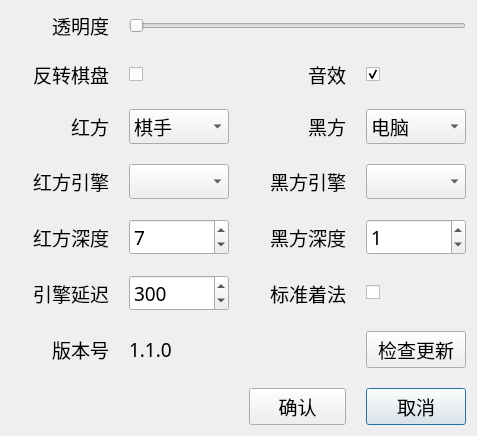
Old version of the form src/ui/settings.ui in the repository StevenBaby/chess.
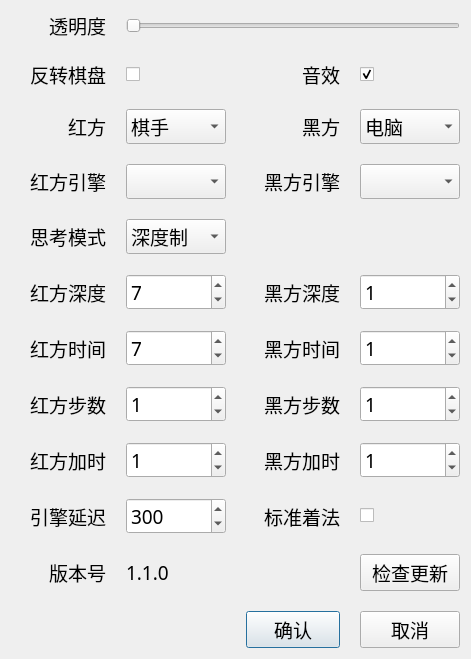
New version of the form.

Commit message: 添加时间设置

What changed in the file:
```diff
--- a/src/ui/settings.ui
+++ b/src/ui/settings.ui
@@ -6,8 +6,8 @@
    <rect>
     <x>0</x>
     <y>0</y>
-    <width>477</width>
-    <height>398</height>
+    <width>471</width>
+    <height>598</height>
    </rect>
   </property>
   <property name="windowTitle">
@@ -19,8 +19,40 @@
      <property name="spacing">
       <number>20</number>
      </property>
+     <item row="1" column="2">
+      <widget class="QLabel" name="label_6">
+       <property name="font">
+        <font>
+         <family>DengXian</family>
+         <pointsize>14</pointsize>
+        </font>
+       </property>
+       <property name="text">
+        <string>音效</string>
+       </property>
+       <property name="alignment">
+        <set>Qt::AlignRight|Qt::AlignTrailing|Qt::AlignVCenter</set>
+       </property>
+      </widget>
+     </item>
+     <item row="3" column="0">
+      <widget class="QLabel" name="label_11">
+       <property name="font">
+        <font>
+         <family>DengXian</family>
+         <pointsize>14</pointsize>
+        </font>
+       </property>
+       <property name="text">
+        <string>红方引擎</string>
+       </property>
+       <property name="alignment">
+        <set>Qt::AlignRight|Qt::AlignTrailing|Qt::AlignVCenter</set>
+       </property>
+      </widget>
+     </item>
      <item row="6" column="0">
-      <widget class="QLabel" name="label_5">
+      <widget class="QLabel" name="label_13">
        <property name="font">
         <font>
          <family>DengXian</family>
@@ -28,39 +60,13 @@
         </font>
        </property>
        <property name="text">
-        <string>版本号</string>
+        <string>红方时间</string>
        </property>
        <property name="alignment">
         <set>Qt::AlignRight|Qt::AlignTrailing|Qt::AlignVCenter</set>
        </property>
       </widget>
      </item>
-     <item row="5" column="3">
-      <widget class="QCheckBox" name="standard_method">
-       <property name="text">
-        <string/>
-       </property>
-       <property name="checked">
-        <bool>false</bool>
-       </property>
-      </widget>
-     </item>
-     <item row="4" column="1">
-      <widget class="QSpinBox" name="red_depth">
-       <property name="font">
-        <font>
-         <family>DengXian</family>
-         <pointsize>14</pointsize>
-        </font>
-       </property>
-       <property name="maximum">
-        <number>10</number>
-       </property>
-       <property name="value">
-        <number>7</number>
-       </property>
-      </widget>
-     </item>
      <item row="2" column="0">
       <widget class="QLabel" name="label_3">
        <property name="font">
@@ -77,21 +83,8 @@
        </property>
       </widget>
      </item>
-     <item row="7" column="3">
-      <widget class="QPushButton" name="cancel">
-       <property name="font">
-        <font>
-         <family>DengXian</family>
-         <pointsize>14</pointsize>
-        </font>
-       </property>
-       <property name="text">
-        <string>取消</string>
-       </property>
-      </widget>
-     </item>
-     <item row="4" column="3">
-      <widget class="QSpinBox" name="black_depth">
+     <item row="5" column="1">
+      <widget class="QSpinBox" name="red_depth">
        <property name="font">
         <font>
          <family>DengXian</family>
@@ -102,11 +95,76 @@
         <number>10</number>
        </property>
        <property name="value">
+        <number>7</number>
+       </property>
+      </widget>
+     </item>
+     <item row="8" column="1">
+      <widget class="QSpinBox" name="red_increment">
+       <property name="font">
+        <font>
+         <family>DengXian</family>
+         <pointsize>14</pointsize>
+        </font>
+       </property>
+       <property name="maximum">
+        <number>10000</number>
+       </property>
+       <property name="value">
         <number>1</number>
        </property>
       </widget>
      </item>
-     <item row="7" column="2">
+     <item row="1" column="3">
+      <widget class="QCheckBox" name="audio">
+       <property name="text">
+        <string/>
+       </property>
+       <property name="checked">
+        <bool>true</bool>
+       </property>
+      </widget>
+     </item>
+     <item row="10" column="1">
+      <widget class="QLabel" name="version">
+       <property name="font">
+        <font>
+         <family>DengXian</family>
+         <pointsize>14</pointsize>
+        </font>
+       </property>
+       <property name="text">
+        <string>1.1.0</string>
+       </property>
+       <property name="alignment">
+        <set>Qt::AlignLeading|Qt::AlignLeft|Qt::AlignVCenter</set>
+       </property>
+      </widget>
+     </item>
+     <item row="8" column="2">
+      <widget class="QLabel" name="label_18">
+       <property name="font">
+        <font>
+         <family>DengXian</family>
+         <pointsize>14</pointsize>
+        </font>
+       </property>
+       <property name="text">
+        <string>黑方加时</string>
+       </property>
+       <property name="alignment">
+        <set>Qt::AlignRight|Qt::AlignTrailing|Qt::AlignVCenter</set>
+       </property>
+      </widget>
+     </item>
+     <item row="1" column="1">
+      <widget class="QCheckBox" name="reverse">
+       <property name="text">
+        <string/>
+       </property>
+      </widget>
+     </item>
+     <item row="11" column="2">
       <widget class="QPushButton" name="ok">
        <property name="font">
         <font>
@@ -119,7 +177,104 @@
        </property>
       </widget>
      </item>
-     <item row="6" column="3">
+     <item row="8" column="3">
+      <widget class="QSpinBox" name="black_increment">
+       <property name="font">
+        <font>
+         <family>DengXian</family>
+         <pointsize>14</pointsize>
+        </font>
+       </property>
+       <property name="maximum">
+        <number>10000</number>
+       </property>
+       <property name="value">
+        <number>1</number>
+       </property>
+      </widget>
+     </item>
+     <item row="8" column="0">
+      <widget class="QLabel" name="label_17">
+       <property name="font">
+        <font>
+         <family>DengXian</family>
+         <pointsize>14</pointsize>
+        </font>
+       </property>
+       <property name="text">
+        <string>红方加时</string>
+       </property>
+       <property name="alignment">
+        <set>Qt::AlignRight|Qt::AlignTrailing|Qt::AlignVCenter</set>
+       </property>
+      </widget>
+     </item>
+     <item row="2" column="1">
+      <widget class="QComboBox" name="redside">
+       <property name="font">
+        <font>
+         <family>DengXian</family>
+         <pointsize>14</pointsize>
+        </font>
+       </property>
+       <item>
+        <property name="text">
+         <string>棋手</string>
+        </property>
+       </item>
+       <item>
+        <property name="text">
+         <string>电脑</string>
+        </property>
+       </item>
+      </widget>
+     </item>
+     <item row="9" column="2">
+      <widget class="QLabel" name="label_10">
+       <property name="font">
+        <font>
+         <family>DengXian</family>
+         <pointsize>14</pointsize>
+        </font>
+       </property>
+       <property name="text">
+        <string>标准着法</string>
+       </property>
+       <property name="alignment">
+        <set>Qt::AlignRight|Qt::AlignTrailing|Qt::AlignVCenter</set>
+       </property>
+      </widget>
+     </item>
+     <item row="11" column="3">
+      <widget class="QPushButton" name="cancel">
+       <property name="font">
+        <font>
+         <family>DengXian</family>
+         <pointsize>14</pointsize>
+        </font>
+       </property>
+       <property name="text">
+        <string>取消</string>
+       </property>
+      </widget>
+     </item>
+     <item row="5" column="2">
+      <widget class="QLabel" name="label_9">
+       <property name="font">
+        <font>
+         <family>DengXian</family>
+         <pointsize>14</pointsize>
+        </font>
+       </property>
+       <property name="text">
+        <string>黑方深度</string>
+       </property>
+       <property name="alignment">
+        <set>Qt::AlignRight|Qt::AlignTrailing|Qt::AlignVCenter</set>
+       </property>
+      </widget>
+     </item>
+     <item row="10" column="3">
       <widget class="QPushButton" name="checkupdate">
        <property name="font">
         <font>
@@ -132,22 +287,6 @@
        </property>
       </widget>
      </item>
-     <item row="5" column="1">
-      <widget class="QSpinBox" name="delay">
-       <property name="font">
-        <font>
-         <family>DengXian</family>
-         <pointsize>14</pointsize>
-        </font>
-       </property>
-       <property name="maximum">
-        <number>5000</number>
-       </property>
-       <property name="value">
-        <number>300</number>
-       </property>
-      </widget>
-     </item>
      <item row="2" column="2">
       <widget class="QLabel" name="label_4">
        <property name="font">
@@ -164,65 +303,6 @@
        </property>
       </widget>
      </item>
-     <item row="1" column="1">
-      <widget class="QCheckBox" name="reverse">
-       <property name="text">
-        <string/>
-       </property>
-      </widget>
-     </item>
-     <item row="6" column="1">
-      <widget class="QLabel" name="version">
-       <property name="font">
-        <font>
-         <family>DengXian</family>
-         <pointsize>14</pointsize>
-        </font>
-       </property>
-       <property name="text">
-        <string>1.1.0</string>
-       </property>
-       <property name="alignment">
-        <set>Qt::AlignLeading|Qt::AlignLeft|Qt::AlignVCenter</set>
-       </property>
-      </widget>
-     </item>
-     <item row="2" column="3">
-      <widget class="QComboBox" name="blackside">
-       <property name="font">
-        <font>
-         <family>DengXian</family>
-         <pointsize>14</pointsize>
-        </font>
-       </property>
-       <item>
-        <property name="text">
-         <string>电脑</string>
-        </property>
-       </item>
-       <item>
-        <property name="text">
-         <string>棋手</string>
-        </property>
-       </item>
-      </widget>
-     </item>
-     <item row="4" column="2">
-      <widget class="QLabel" name="label_9">
-       <property name="font">
-        <font>
-         <family>DengXian</family>
-         <pointsize>14</pointsize>
-        </font>
-       </property>
-       <property name="text">
-        <string>黑方深度</string>
-       </property>
-       <property name="alignment">
-        <set>Qt::AlignRight|Qt::AlignTrailing|Qt::AlignVCenter</set>
-       </property>
-      </widget>
-     </item>
      <item row="0" column="1" colspan="3">
       <widget class="QSlider" name="transprancy">
        <property name="font">
@@ -248,69 +328,33 @@
        </property>
       </widget>
      </item>
-     <item row="2" column="1">
-      <widget class="QComboBox" name="redside">
+     <item row="3" column="1">
+      <widget class="QComboBox" name="red_engine">
        <property name="font">
         <font>
          <family>DengXian</family>
          <pointsize>14</pointsize>
         </font>
        </property>
-       <item>
-        <property name="text">
-         <string>棋手</string>
-        </property>
-       </item>
-       <item>
-        <property name="text">
-         <string>电脑</string>
-        </property>
-       </item>
       </widget>
      </item>
-     <item row="5" column="2">
-      <widget class="QLabel" name="label_10">
+     <item row="7" column="1">
+      <widget class="QSpinBox" name="red_steps">
        <property name="font">
         <font>
          <family>DengXian</family>
          <pointsize>14</pointsize>
         </font>
        </property>
-       <property name="text">
-        <string>标准着法</string>
+       <property name="maximum">
+        <number>100000</number>
        </property>
-       <property name="alignment">
-        <set>Qt::AlignRight|Qt::AlignTrailing|Qt::AlignVCenter</set>
+       <property name="value">
+        <number>1</number>
        </property>
       </widget>
      </item>
-     <item row="1" column="0">
-      <widget class="QLabel" name="label_2">
-       <property name="font">
-        <font>
-         <family>DengXian</family>
-         <pointsize>14</pointsize>
-        </font>
-       </property>
-       <property name="text">
-        <string>反转棋盘</string>
-       </property>
-       <property name="alignment">
-        <set>Qt::AlignRight|Qt::AlignTrailing|Qt::AlignVCenter</set>
-       </property>
-      </widget>
-     </item>
-     <item row="1" column="3">
-      <widget class="QCheckBox" name="audio">
-       <property name="text">
-        <string/>
-       </property>
-       <property name="checked">
-        <bool>true</bool>
-       </property>
-      </widget>
-     </item>
-     <item row="4" column="0">
+     <item row="5" column="0">
       <widget class="QLabel" name="label_8">
        <property name="font">
         <font>
@@ -326,7 +370,81 @@
        </property>
       </widget>
      </item>
-     <item row="5" column="0">
+     <item row="3" column="3">
+      <widget class="QComboBox" name="black_engine">
+       <property name="font">
+        <font>
+         <family>DengXian</family>
+         <pointsize>14</pointsize>
+        </font>
+       </property>
+      </widget>
+     </item>
+     <item row="6" column="3">
+      <widget class="QSpinBox" name="black_time">
+       <property name="font">
+        <font>
+         <family>DengXian</family>
+         <pointsize>14</pointsize>
+        </font>
+       </property>
+       <property name="maximum">
+        <number>100000</number>
+       </property>
+       <property name="value">
+        <number>1</number>
+       </property>
+      </widget>
+     </item>
+     <item row="6" column="2">
+      <widget class="QLabel" name="label_14">
+       <property name="font">
+        <font>
+         <family>DengXian</family>
+         <pointsize>14</pointsize>
+        </font>
+       </property>
+       <property name="text">
+        <string>黑方时间</string>
+       </property>
+       <property name="alignment">
+        <set>Qt::AlignRight|Qt::AlignTrailing|Qt::AlignVCenter</set>
+       </property>
+      </widget>
+     </item>
+     <item row="7" column="0">
+      <widget class="QLabel" name="label_15">
+       <property name="font">
+        <font>
+         <family>DengXian</family>
+         <pointsize>14</pointsize>
+        </font>
+       </property>
+       <property name="text">
+        <string>红方步数</string>
+       </property>
+       <property name="alignment">
+        <set>Qt::AlignRight|Qt::AlignTrailing|Qt::AlignVCenter</set>
+       </property>
+      </widget>
+     </item>
+     <item row="9" column="1">
+      <widget class="QSpinBox" name="delay">
+       <property name="font">
+        <font>
+         <family>DengXian</family>
+         <pointsize>14</pointsize>
+        </font>
+       </property>
+       <property name="maximum">
+        <number>5000</number>
+       </property>
+       <property name="value">
+        <number>300</number>
+       </property>
+      </widget>
+     </item>
+     <item row="9" column="0">
       <widget class="QLabel" name="label_7">
        <property name="font">
         <font>
@@ -342,8 +460,8 @@
        </property>
       </widget>
      </item>
-     <item row="1" column="2">
-      <widget class="QLabel" name="label_6">
+     <item row="10" column="0">
+      <widget class="QLabel" name="label_5">
        <property name="font">
         <font>
          <family>DengXian</family>
@@ -351,7 +469,7 @@
         </font>
        </property>
        <property name="text">
-        <string>音效</string>
+        <string>版本号</string>
        </property>
        <property name="alignment">
         <set>Qt::AlignRight|Qt::AlignTrailing|Qt::AlignVCenter</set>
@@ -374,8 +492,44 @@
        </property>
       </widget>
      </item>
-     <item row="3" column="0">
-      <widget class="QLabel" name="label_11">
+     <item row="2" column="3">
+      <widget class="QComboBox" name="blackside">
+       <property name="font">
+        <font>
+         <family>DengXian</family>
+         <pointsize>14</pointsize>
+        </font>
+       </property>
+       <item>
+        <property name="text">
+         <string>电脑</string>
+        </property>
+       </item>
+       <item>
+        <property name="text">
+         <string>棋手</string>
+        </property>
+       </item>
+      </widget>
+     </item>
+     <item row="7" column="3">
+      <widget class="QSpinBox" name="black_steps">
+       <property name="font">
+        <font>
+         <family>DengXian</family>
+         <pointsize>14</pointsize>
+        </font>
+       </property>
+       <property name="maximum">
+        <number>100000</number>
+       </property>
+       <property name="value">
+        <number>1</number>
+       </property>
+      </widget>
+     </item>
+     <item row="1" column="0">
+      <widget class="QLabel" name="label_2">
        <property name="font">
         <font>
          <family>DengXian</family>
@@ -383,13 +537,55 @@
         </font>
        </property>
        <property name="text">
-        <string>红方引擎</string>
+        <string>反转棋盘</string>
        </property>
        <property name="alignment">
         <set>Qt::AlignRight|Qt::AlignTrailing|Qt::AlignVCenter</set>
        </property>
       </widget>
      </item>
+     <item row="6" column="1">
+      <widget class="QSpinBox" name="red_time">
+       <property name="font">
+        <font>
+         <family>DengXian</family>
+         <pointsize>14</pointsize>
+        </font>
+       </property>
+       <property name="maximum">
+        <number>100000</number>
+       </property>
+       <property name="value">
+        <number>7</number>
+       </property>
+      </widget>
+     </item>
+     <item row="5" column="3">
+      <widget class="QSpinBox" name="black_depth">
+       <property name="font">
+        <font>
+         <family>DengXian</family>
+         <pointsize>14</pointsize>
+        </font>
+       </property>
+       <property name="maximum">
+        <number>10</number>
+       </property>
+       <property name="value">
+        <number>1</number>
+       </property>
+      </widget>
+     </item>
+     <item row="9" column="3">
+      <widget class="QCheckBox" name="standard_method">
+       <property name="text">
+        <string/>
+       </property>
+       <property name="checked">
+        <bool>false</bool>
+       </property>
+      </widget>
+     </item>
      <item row="3" column="2">
       <widget class="QLabel" name="label_12">
        <property name="font">
@@ -406,24 +602,61 @@
        </property>
       </widget>
      </item>
-     <item row="3" column="1">
-      <widget class="QComboBox" name="red_engine">
+     <item row="7" column="2">
+      <widget class="QLabel" name="label_16">
        <property name="font">
         <font>
          <family>DengXian</family>
          <pointsize>14</pointsize>
         </font>
        </property>
+       <property name="text">
+        <string>黑方步数</string>
+       </property>
+       <property name="alignment">
+        <set>Qt::AlignRight|Qt::AlignTrailing|Qt::AlignVCenter</set>
+       </property>
       </widget>
      </item>
-     <item row="3" column="3">
-      <widget class="QComboBox" name="black_engine">
+     <item row="4" column="0">
+      <widget class="QLabel" name="label_19">
        <property name="font">
         <font>
          <family>DengXian</family>
          <pointsize>14</pointsize>
         </font>
        </property>
+       <property name="text">
+        <string>思考模式</string>
+       </property>
+       <property name="alignment">
+        <set>Qt::AlignRight|Qt::AlignTrailing|Qt::AlignVCenter</set>
+       </property>
+      </widget>
+     </item>
+     <item row="4" column="1">
+      <widget class="QComboBox" name="mode">
+       <property name="font">
+        <font>
+         <family>DengXian</family>
+         <pointsize>14</pointsize>
+        </font>
+       </property>
+       <item>
+        <property name="text">
+         <string>深度制</string>
+        </property>
+       </item>
+       <item>
+        <property name="text">
+         <string>加时制</string>
+        </property>
+       </item>
+       <item>
+        <property name="text">
+         <string>时段制</string>
+        </property>
+       </item>
       </widget>
      </item>
     </layout>
```
The commit also changes 5 other files.
